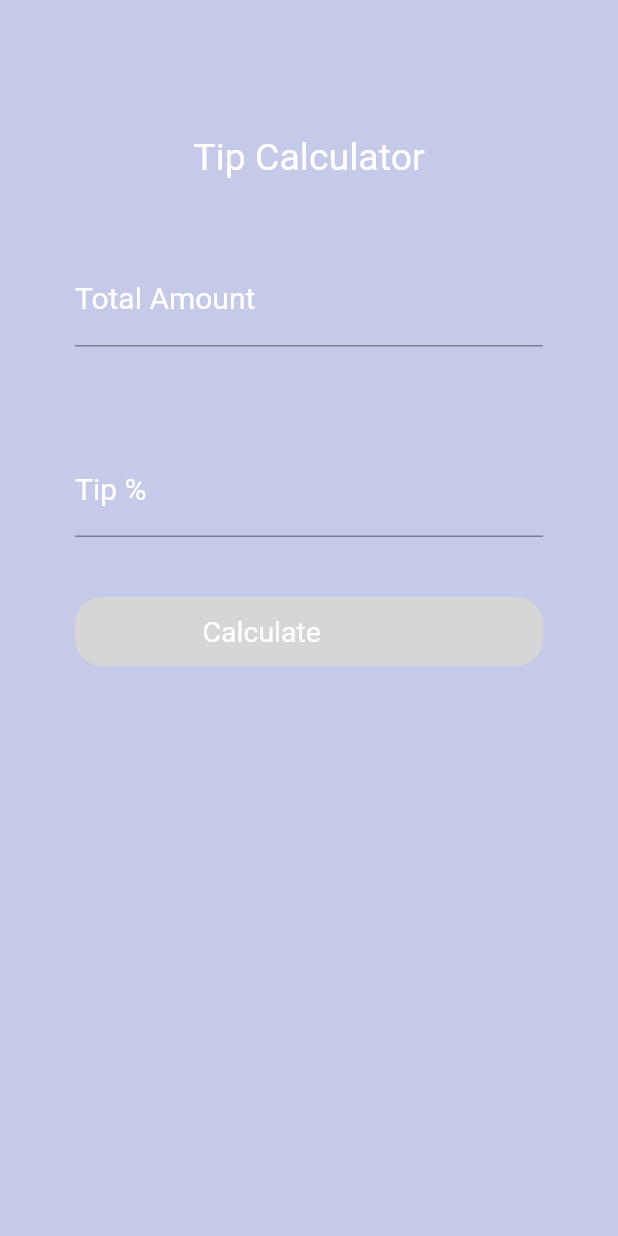
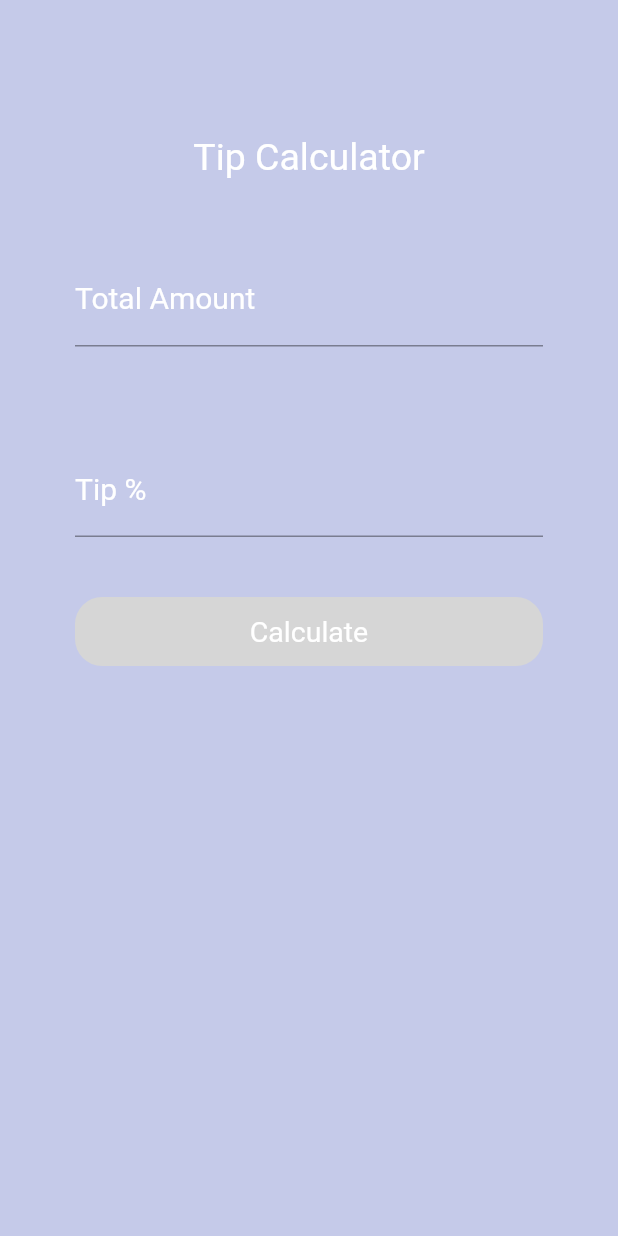
Before and after one commit to stevielamm/Food-me, a Flutter app: the TipCalculator screen opened directly, on a phone screen of 412 x 824 dp. Run offline on Flutter 3.47's test engine with Material 2 defaults, Android fonts, the phone set to English and light mode, and no system bars; our stand-ins replace geolocator, google_maps_flutter, rflutter_alert, syncfusion_flutter_sliders.

Commit message:
updated for publishing

```diff
--- a/lib/Filters.dart
+++ b/lib/Filters.dart
@@ -4,7 +4,6 @@ import 'package:food_app/randomizerR.dart';
 import 'package:food_app/restaurant_list.dart';
 import 'package:geolocator/geolocator.dart';
 import 'package:syncfusion_flutter_sliders/sliders.dart';
-import 'package:dio/dio.dart';
 
 class Filter extends StatefulWidget {
   Filter({Key? key, required this.title}) : super(key: key);
--- a/lib/Tip.dart
+++ b/lib/Tip.dart
@@ -87,10 +87,13 @@ class _TipCalculatorState extends State<TipCalculator> {
                 decoration: BoxDecoration(
                     color: Colors.grey[350],
                     borderRadius: BorderRadius.circular(18)),
+                child: Center(
                 child: Text(
                   "Calculate",
+                  textAlign: TextAlign.center,
                   style: TextStyle(color: Colors.white, fontSize: 19),
                 ),
+              ),
               ),
             ),
             SizedBox(
--- a/lib/main.dart
+++ b/lib/main.dart
@@ -103,6 +103,7 @@ class MyApp extends StatelessWidget {
   @override
   Widget build(BuildContext context) {
     return MaterialApp(
+      debugShowCheckedModeBanner: false,
       title: 'food me',
       theme: ThemeData(
         primarySwatch: Colors.grey,
--- a/lib/maps.dart
+++ b/lib/maps.dart
@@ -4,7 +4,6 @@ import 'package:http/http.dart';
 import 'package:flutter/material.dart';
 import 'package:food_app/Filters.dart';
 import 'package:geolocator/geolocator.dart';
-import 'package:dio/dio.dart';
 
 
 class mapPage extends StatefulWidget {
```
Also changed, not shown: pubspec.yaml (+10 -1 lines), assets/Foodme-applogo.png (added), pubspec.lock, 26 other files.
